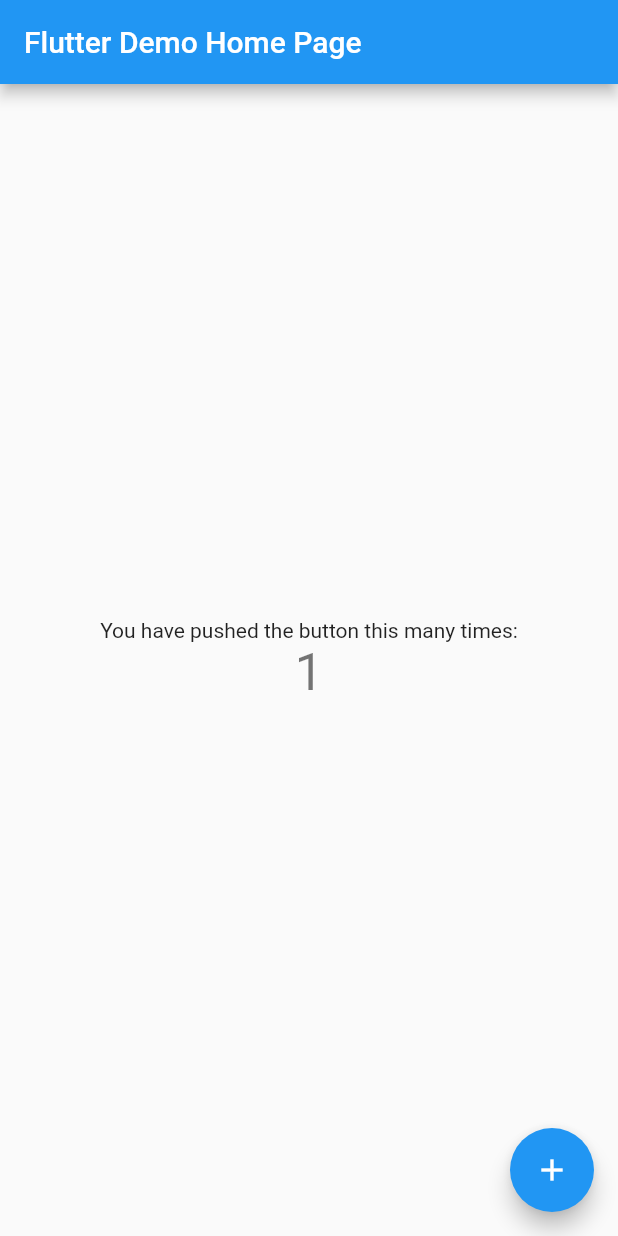
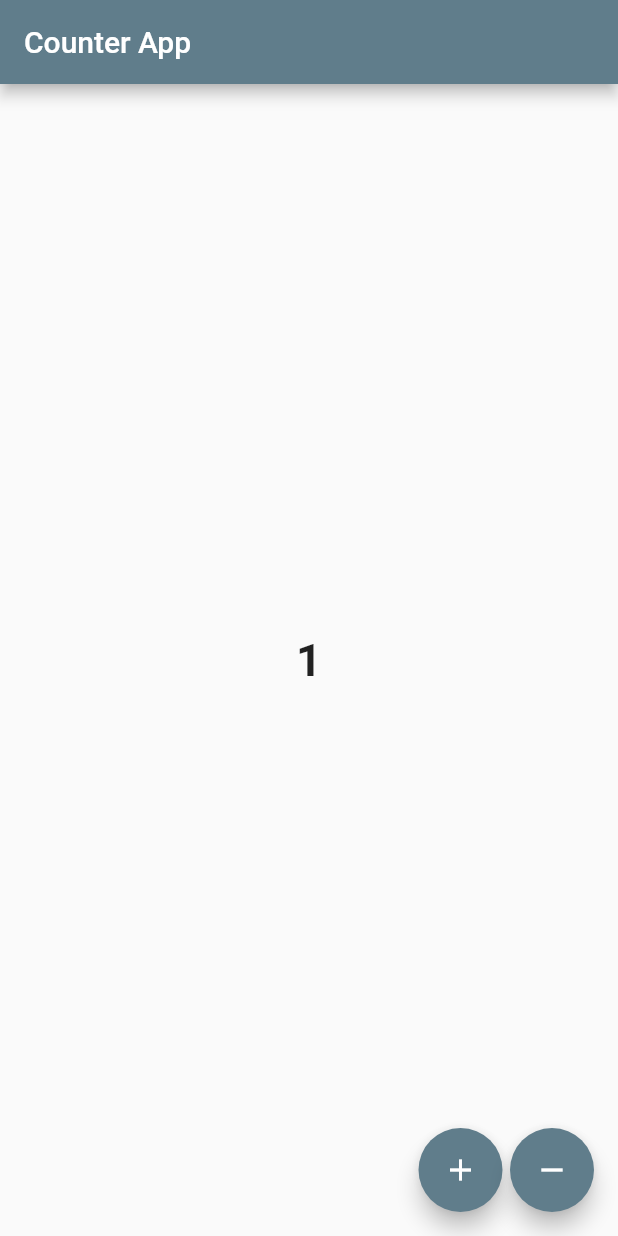
Before and after one commit to Atuoha/flutter_bloc_dive2, a Flutter app: the screen it shows after launch, after a tap on the "add" icon, on a phone screen of 412 x 824 dp. Run offline on Flutter 3.47's test engine with Material 2 defaults, Android fonts, the phone set to English and light mode, and no system bars; our stand-ins replace bloc, flutter_bloc.

Commit message:
working on cubit first

```diff
--- /dev/null
+++ b/lib/business_logic/cubits/counter_cubit.dart
@@ -0,0 +1,16 @@
+import 'package:bloc/bloc.dart';
+import 'package:meta/meta.dart';
+
+part 'counter_state.dart';
+
+class CounterCubit extends Cubit<CounterState> {
+  CounterCubit() : super(const CounterState(counterValue: 0));
+
+  void incrementCounter() => emit(
+        CounterState(counterValue: state.counterValue + 1),
+      );
+
+  void decrementCounter() => emit(
+        CounterState(counterValue: state.counterValue - 1),
+      );
+}
--- /dev/null
+++ b/lib/business_logic/cubits/counter_state.dart
@@ -0,0 +1,8 @@
+part of 'counter_cubit.dart';
+
+@immutable
+class CounterState {
+  final int counterValue;
+
+  const CounterState({required this.counterValue});
+}
--- a/lib/main.dart
+++ b/lib/main.dart
@@ -1,115 +1,26 @@
 import 'package:flutter/material.dart';
+import 'package:flutter_bloc/flutter_bloc.dart';
+import 'package:flutter_bloc_dive2/business_logic/cubits/counter_cubit.dart';
+import 'package:flutter_bloc_dive2/presentation/routes/route_manager.dart';
+import 'package:flutter_bloc_dive2/presentation/screens/homescreen.dart';
 
-void main() {
-  runApp(const MyApp());
-}
+void main() => runApp(
+      MyApp(routeManager: RouteManager()),
+    );
 
 class MyApp extends StatelessWidget {
-  const MyApp({super.key});
+  const MyApp({Key? key, this.routeManager}) : super(key: key);
 
-  // This widget is the root of your application.
+  final RouteManager? routeManager;
+
   @override
   Widget build(BuildContext context) {
-    return MaterialApp(
-      title: 'Flutter Demo',
-      theme: ThemeData(
-        // This is the theme of your application.
-        //
-        // Try running your application with "flutter run". You'll see the
-        // application has a blue toolbar. Then, without quitting the app, try
-        // changing the primarySwatch below to Colors.green and then invoke
-        // "hot reload" (press "r" in the console where you ran "flutter run",
-        // or simply save your changes to "hot reload" in a Flutter IDE).
-        // Notice that the counter didn't reset back to zero; the application
-        // is not restarted.
-        primarySwatch: Colors.blue,
+    return BlocProvider(
+      create: (context) => CounterCubit(),
+      child: MaterialApp(
+        theme: ThemeData(primarySwatch: Colors.blueGrey),
+        onGenerateRoute: routeManager?.onGenerateRoute,
       ),
-      home: const MyHomePage(title: 'Flutter Demo Home Page'),
     );
   }
 }
-
-class MyHomePage extends StatefulWidget {
-  const MyHomePage({super.key, required this.title});
-
-  // This widget is the home page of your application. It is stateful, meaning
-  // that it has a State object (defined below) that contains fields that affect
-  // how it looks.
-
-  // This class is the configuration for the state. It holds the values (in this
-  // case the title) provided by the parent (in this case the App widget) and
-  // used by the build method of the State. Fields in a Widget subclass are
-  // always marked "final".
-
-  final String title;
-
-  @override
-  State<MyHomePage> createState() => _MyHomePageState();
-}
-
-class _MyHomePageState extends State<MyHomePage> {
-  int _counter = 0;
-
-  void _incrementCounter() {
-    setState(() {
-      // This call to setState tells the Flutter framework that something has
-      // changed in this State, which causes it to rerun the build method below
-      // so that the display can reflect the updated values. If we changed
-      // _counter without calling setState(), then the build method would not be
-      // called again, and so nothing would appear to happen.
-      _counter++;
-    });
-  }
-
-  @override
-  Widget build(BuildContext context) {
-    // This method is rerun every time setState is called, for instance as done
-    // by the _incrementCounter method above.
-    //
-    // The Flutter framework has been optimized to make rerunning build methods
-    // fast, so that you can just rebuild anything that needs updating rather
-    // than having to individually change instances of widgets.
-    return Scaffold(
-      appBar: AppBar(
-        // Here we take the value from the MyHomePage object that was created by
-        // the App.build method, and use it to set our appbar title.
-        title: Text(widget.title),
-      ),
-      body: Center(
-        // Center is a layout widget. It takes a single child and positions it
-        // in the middle of the parent.
-        child: Column(
-          // Column is also a layout widget. It takes a list of children and
-          // arranges them vertically. By default, it sizes itself to fit its
-          // children horizontally, and tries to be as tall as its parent.
-          //
-          // Invoke "debug painting" (press "p" in the console, choose the
-          // "Toggle Debug Paint" action from the Flutter Inspector in Android
-          // Studio, or the "Toggle Debug Paint" command in Visual Studio Code)
-          // to see the wireframe for each widget.
-          //
-          // Column has various properties to control how it sizes itself and
-          // how it positions its children. Here we use mainAxisAlignment to
-          // center the children vertically; the main axis here is the vertical
-          // axis because Columns are vertical (the cross axis would be
-          // horizontal).
-          mainAxisAlignment: MainAxisAlignment.center,
-          children: <Widget>[
-            const Text(
-              'You have pushed the button this many times:',
-            ),
-            Text(
-              '$_counter',
-              style: Theme.of(context).textTheme.headline4,
-            ),
-          ],
-        ),
-      ),
-      floatingActionButton: FloatingActionButton(
-        onPressed: _incrementCounter,
-        tooltip: 'Increment',
-        child: const Icon(Icons.add),
-      ), // This trailing comma makes auto-formatting nicer for build methods.
-    );
-  }
-}
--- /dev/null
+++ b/lib/presentation/routes/route_manager.dart
@@ -0,0 +1,22 @@
+import 'package:flutter/cupertino.dart';
+import 'package:flutter/material.dart';
+
+import '../screens/homescreen.dart';
+import '../screens/screen2.dart';
+
+class RouteManager {
+  Route? onGenerateRoute(RouteSettings routeSettings) {
+    switch (routeSettings.name) {
+      case HomeScreen.routeName:
+        return MaterialPageRoute(
+          builder: (context) => const HomeScreen(),
+        );
+
+      case Screen2.routeName:
+        return MaterialPageRoute(
+          builder: (context) => const Screen2(),
+        );
+    }
+    return null;
+  }
+}
--- /dev/null
+++ b/lib/presentation/screens/homescreen.dart
@@ -0,0 +1,66 @@
+import 'package:flutter/material.dart';
+import 'package:flutter_bloc/flutter_bloc.dart';
+import '../../business_logic/cubits/counter_cubit.dart';
+import 'screen2.dart';
+
+class HomeScreen extends StatefulWidget {
+  const HomeScreen({Key? key}) : super(key: key);
+  static const routeName = '/';
+
+  @override
+  State<HomeScreen> createState() => _HomeScreenState();
+}
+
+class _HomeScreenState extends State<HomeScreen> {
+  @override
+  Widget build(BuildContext context) {
+    return Scaffold(
+      floatingActionButton: Row(
+        mainAxisAlignment: MainAxisAlignment.end,
+        children: [
+          FloatingActionButton(
+            onPressed: () =>
+                BlocProvider.of<CounterCubit>(context).incrementCounter(),
+            child: const Icon(Icons.add),
+          ),
+          const SizedBox(
+            width: 5,
+          ),
+          FloatingActionButton(
+            onPressed: () =>
+                BlocProvider.of<CounterCubit>(context).decrementCounter(),
+            child: const Icon(Icons.remove),
+          )
+        ],
+      ),
+      appBar: AppBar(
+        title: const Text('Counter App'),
+      ),
+      body: Center(
+        child: BlocConsumer<CounterCubit, CounterState>(
+          listener: (context, state) {
+            if (state.counterValue == 3) {
+              final notification = SnackBar(
+                duration: const Duration(seconds: 1),
+                backgroundColor: Colors.blueGrey,
+                content: Text(
+                  state.counterValue.toString(),
+                ),
+              );
+              ScaffoldMessenger.of(context).showSnackBar(notification);
+            } else if (state.counterValue < 0) {
+              Navigator.of(context).pushNamed(Screen2.routeName);
+            }
+          },
+          builder: (context, state) => Text(
+            state.counterValue.toString(),
+            style: const TextStyle(
+              fontWeight: FontWeight.w700,
+              fontSize: 30,
+            ),
+          ),
+        ),
+      ),
+    );
+  }
+}
--- /dev/null
+++ b/lib/presentation/screens/screen2.dart
@@ -0,0 +1,24 @@
+import 'package:flutter/material.dart';
+
+class Screen2 extends StatelessWidget {
+  const Screen2({Key? key}) : super(key: key);
+  static const routeName = '/screen2';
+
+  @override
+  Widget build(BuildContext context) {
+    return Scaffold(
+      appBar: AppBar(
+        title: const Text('Screen2'),
+      ),
+      body: const Center(
+        child: Text(
+          'Ops! The value is now below 0',
+          style: TextStyle(
+            fontWeight: FontWeight.w700,
+            fontSize: 30,
+          ),
+        ),
+      ),
+    );
+  }
+}
--- a/pubspec.yaml
+++ b/pubspec.yaml
@@ -36,6 +36,8 @@ dependencies:
   # The following adds the Cupertino Icons font to your application.
   # Use with the CupertinoIcons class for iOS style icons.
   cupertino_icons: ^1.0.2
+  flutter_bloc: ^8.1.1
+  equatable: ^2.0.5
 
 dev_dependencies:
   flutter_test:
```
Also changed, not shown: pubspec.lock, 1 other file.
